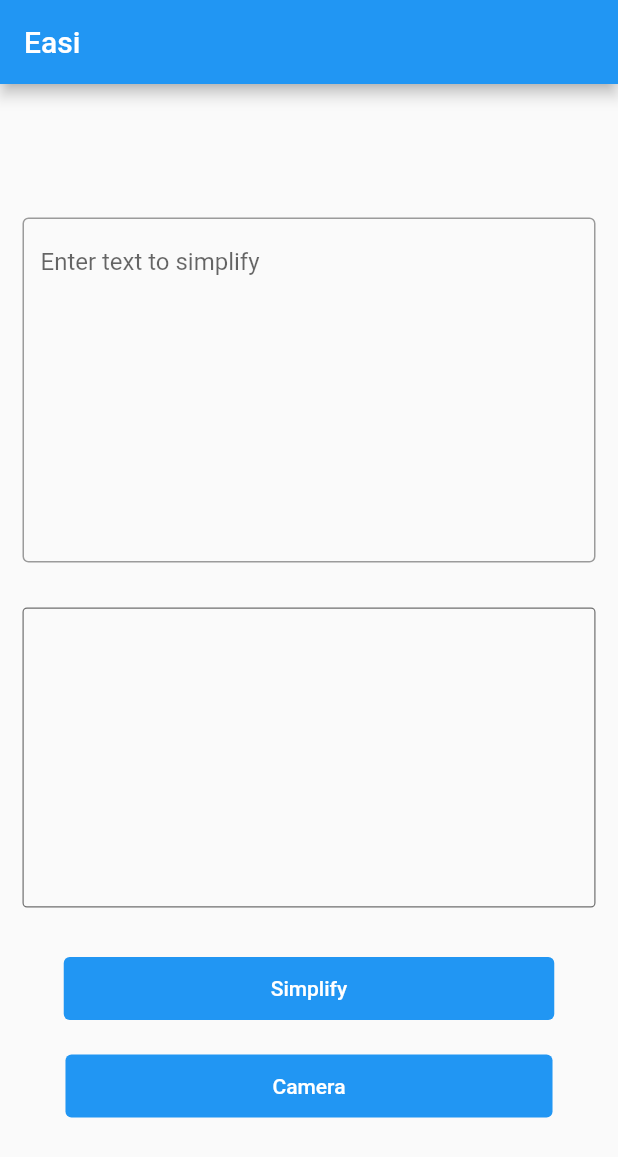
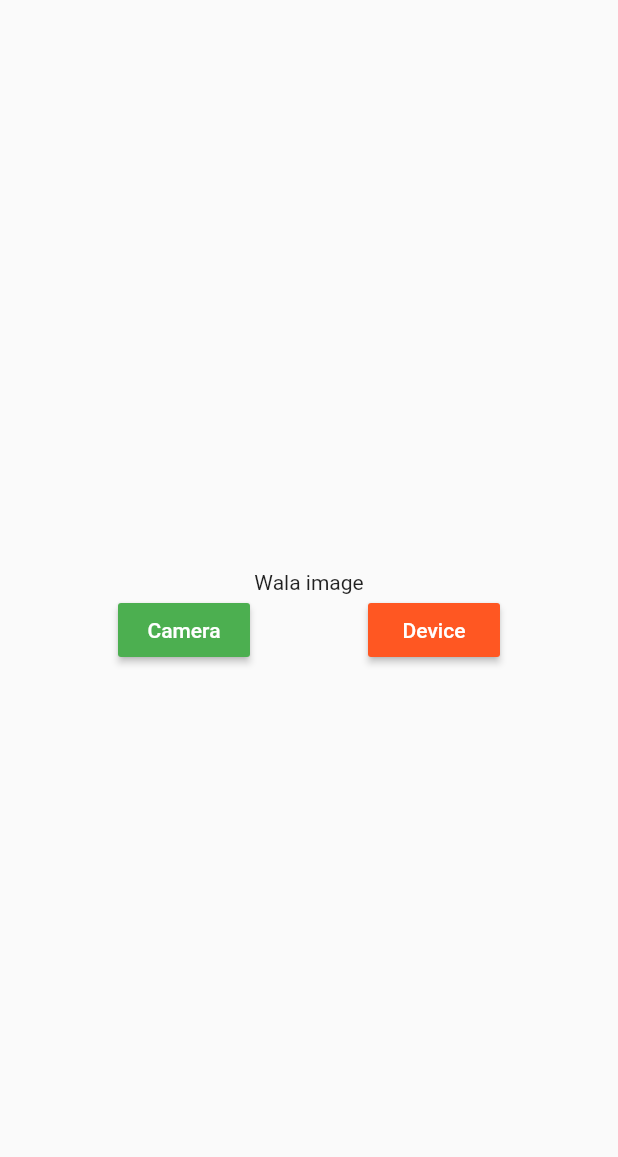
Before and after one commit to keiruu/easi-mobile-text-simplification-client, a Flutter app: the screen it shows after launch, on a phone screen of 412 x 824 dp. Shown: the top 1157 px of the screen. Run offline on Flutter 3.47's test engine with Material 2 defaults, Android fonts, the phone set to English and light mode, and no system bars; our stand-ins replace camera, gallery_saver, image_cropper, image_picker, loading_indicator.

Commit message:
Changed main.dart code
Code from new_camera.dart. Retrieved from: https://www.youtube.com/watch?v=U_yqwBdb1jE

```diff
--- a/easi/lib/main.dart
+++ b/easi/lib/main.dart
@@ -1,179 +1,166 @@
-import 'package:easi/screens/camera_screen.dart';
+import 'dart:io';
 import 'package:flutter/material.dart';
-import 'http-methods.dart';
-import 'package:loading_indicator/loading_indicator.dart';
-import 'camera.dart';
+import 'package:image_cropper/image_cropper.dart';
+import 'package:image_picker/image_picker.dart';
+import 'package:path_provider/path_provider.dart';
+import 'package:gallery_saver/gallery_saver.dart';
 
-void main() {
-  runApp(MyApp());
-}
+void main() => runApp(MyApp());
 
 class MyApp extends StatelessWidget {
   // This widget is the root of your application.
   @override
   Widget build(BuildContext context) {
     return MaterialApp(
-      title: 'Easi',
+      debugShowCheckedModeBanner: false,
+      title: 'Flutter Demo',
       theme: ThemeData(
         primarySwatch: Colors.blue,
       ),
-      home: MyHomePage(title: 'Easi'),
+      home: MyHomePage(),
     );
   }
 }
 
 class MyHomePage extends StatefulWidget {
-  MyHomePage({Key? key, required this.title}) : super(key: key);
-  final String title;
-
   @override
   _MyHomePageState createState() => _MyHomePageState();
 }
 
 class _MyHomePageState extends State<MyHomePage> {
+  var _selectedFile;
+  bool _inProcess = false;
 
-  TextEditingController inputController = TextEditingController();
-  var simplifiedResult;
-  String simplified = "";
-  String prompt = "";
-  bool loading = false;
+  Widget getImageWidget() {
+    if (_selectedFile != null) {
+      return Image.file(
+        _selectedFile,
+        width: 250,
+        height: 250,
+        fit: BoxFit.cover,
+      );
+    } else {
+      return Text("Wala image");
+    }
+  }
 
-  void setPrompt() {
-    setState(() {
-      prompt = inputController.text;
+  saveImage() async {
+    int currentUnix = DateTime.now().millisecondsSinceEpoch;
+
+    final directory = await getApplicationDocumentsDirectory();
+
+    String fileFormat = _selectedFile.path.split('.').last;
+
+    print(fileFormat);
+
+    await _selectedFile.copy(
+      '${directory.path}/$currentUnix.$fileFormat',
+    );
+    print(directory.path);
+    print(currentUnix);
+
+    // Link to solution: https://stackoverflow.com/questions/68046612/flutter-image-gallery-saver-image-not-showing-after-saving
+    // Saves image to local storage after saving it to app directory storage
+    try {
+      bool? isImageSaved = await GallerySaver.saveImage(
+          '${directory.path}/$currentUnix.$fileFormat',
+          albumName: "easi");
+    } catch (exception) {
+      print("Error $exception");
+    }
+  }
+
+  getImage(ImageSource source) async {
+    this.setState(() {
+      _inProcess = true;
+    });
+
+    final ImagePicker _picker = ImagePicker();
+
+    final XFile? image = await _picker.pickImage(source: source);
+    // File image = await ImagePicker.pickImage(source: source);
+    if (image != null) {
+      // ImageCropper().cropImage(sourcePath: sourcePath)
+      var cropped = await ImageCropper().cropImage(
+          sourcePath: image.path,
+          aspectRatioPresets: [
+            CropAspectRatioPreset.square,
+            CropAspectRatioPreset.ratio3x2,
+            CropAspectRatioPreset.original,
+            CropAspectRatioPreset.ratio4x3,
+            CropAspectRatioPreset.ratio16x9
+          ],
+          compressQuality: 100,
+          compressFormat: ImageCompressFormat.jpg,
+          uiSettings: [
+            AndroidUiSettings(
+                toolbarTitle: 'Cropper',
+                toolbarColor: Colors.deepPurpleAccent,
+                toolbarWidgetColor: Colors.white,
+                initAspectRatio: CropAspectRatioPreset.original,
+                lockAspectRatio: false)
+          ]);
+
+      if (cropped != null) {
+        this.setState(() {
+          _selectedFile = File(cropped.path);
+          _inProcess = false;
         });
       }
 
-  void setSimplifiedText(prompt) async{
-    try {
-      setState(() {
-        loading = true;
+      // Temporary for now, dapat after sini is to send _selectedFile to firebase for extraction
+      saveImage();
+    } else {
+      this.setState(() {
+        _inProcess = false;
       });
-
-      simplifiedResult = await postSimplifyText(prompt);
-      setState(() {
-        simplified = simplifiedResult;
-        loading = false;
-      });
-    } catch (e) {
-      print("Error simplifying text");
-      print(e);
     }
   }
 
   @override
   Widget build(BuildContext context) {
     return Scaffold(
-      appBar: AppBar(
-        title: Text(widget.title),
-      ),
-      body: loading ? const Center(
-          child: Padding(
-            padding: EdgeInsets.fromLTRB(150, 0, 150, 0),
-            child: LoadingIndicator(
-              indicatorType: Indicator.ballPulse,
-            )
-          )
-        )
-        : Center(
-        child: Column(
+        body: Stack(
+      children: <Widget>[
+        Column(
           mainAxisAlignment: MainAxisAlignment.center,
           children: <Widget>[
-            Padding(
-              padding: EdgeInsets.all(15),
-              child: TextField(
-                controller: inputController,
-                maxLines: 10,
-                decoration: InputDecoration(
-                  border: OutlineInputBorder(),
-                  hintText: 'Enter text to simplify'
-                ),
-              ),
-            ),
-            // Padding(
-            //   padding: EdgeInsets.all(15),
-            //   child: TextField(
-            //     minLines: 1,
-            //     maxLines: 100,
-            //     enabled: false,
-            //     decoration: InputDecoration(
-            //       border: OutlineInputBorder(),
-            //       hintText: '$simplified',
-            //     ),
-            //   ),
-            // ),
-            FractionallySizedBox(
-              widthFactor: 1,
-              child:  Container(
-                height: 200,
-                margin: const EdgeInsets.all(15.0),
-                padding: const EdgeInsets.all(10.0),
-                decoration: BoxDecoration(
-                  border: Border.all(
-                    color: Color.fromARGB(255, 111, 111, 111),
-                    width: 0.8,
-                  ),
-                  borderRadius: BorderRadius.circular(3)
-                ),
+            getImageWidget(),
+            Row(
+              mainAxisAlignment: MainAxisAlignment.spaceEvenly,
+              children: <Widget>[
+                MaterialButton(
+                    color: Colors.green,
                     child: Text(
-                  '$simplified',
-                  style: TextStyle(fontSize: 16.0),
-                )
-              ),
-            ),
-            Padding(
-              padding: EdgeInsets.all(15),
-              child: TextButton(
-                style: ButtonStyle(
-                  foregroundColor: MaterialStateProperty.all<Color>(Colors.white),
-                  backgroundColor: MaterialStateProperty.all<Color>(Colors.blue),
-                  padding: MaterialStateProperty.all(
-                      const EdgeInsets.fromLTRB(138, 13, 138, 13)
-                  ),
+                      "Camera",
+                      style: TextStyle(color: Colors.white),
                     ),
                     onPressed: () {
-                  setPrompt();
-                  setSimplifiedText(prompt);
-                },
-                child: Text('Simplify'),
-              )
-            ),
-             Padding(
-              padding: EdgeInsets.all(2),
-              child: TextButton(
-                style: ButtonStyle(
-                  foregroundColor: MaterialStateProperty.all<Color>(Colors.white),
-                  backgroundColor: MaterialStateProperty.all<Color>(Colors.blue),
-                  padding: MaterialStateProperty.all(
-                      const EdgeInsets.fromLTRB(138, 13, 138, 13)
-                  ),
+                      getImage(ImageSource.camera);
+                    }),
+                MaterialButton(
+                    color: Colors.deepOrange,
+                    child: Text(
+                      "Device",
+                      style: TextStyle(color: Colors.white),
                     ),
                     onPressed: () {
-                // CODE TO PUSH TO A NEW SCREEN
-                Navigator.of(context).push(
-                  MaterialPageRoute(
-                    builder: (context) =>
-                      Camera(),
-                  ),
-                );
-                },
-                child: Text('Camera'),
+                      getImage(ImageSource.gallery);
+                    })
+              ],
             )
-            ),
           ],
         ),
-      ),// This trailing comma makes auto-formatting nicer for build methods.
-    );
+        (_inProcess)
+            ? Container(
+                color: Colors.white,
+                height: MediaQuery.of(context).size.height * 0.95,
+                child: Center(
+                  child: CircularProgressIndicator(),
+                ),
+              )
+            : Center()
+      ],
+    ));
   }
 }
-
-// CODE TO PUSH TO A NEW SCREEN
-// Navigator.of(context).push(
-//   MaterialPageRoute(
-//     builder: (context) =>
-//         PreviewScreen(
-//       imageFile: _imageFile!,
-//       fileList: allFileList,
-//     ),
-//   ),
-// );
```
Also changed, not shown: easi/lib/text_simplification.dart (+26 -33 lines). Lines whose indentation alone changed are shown as unchanged.
